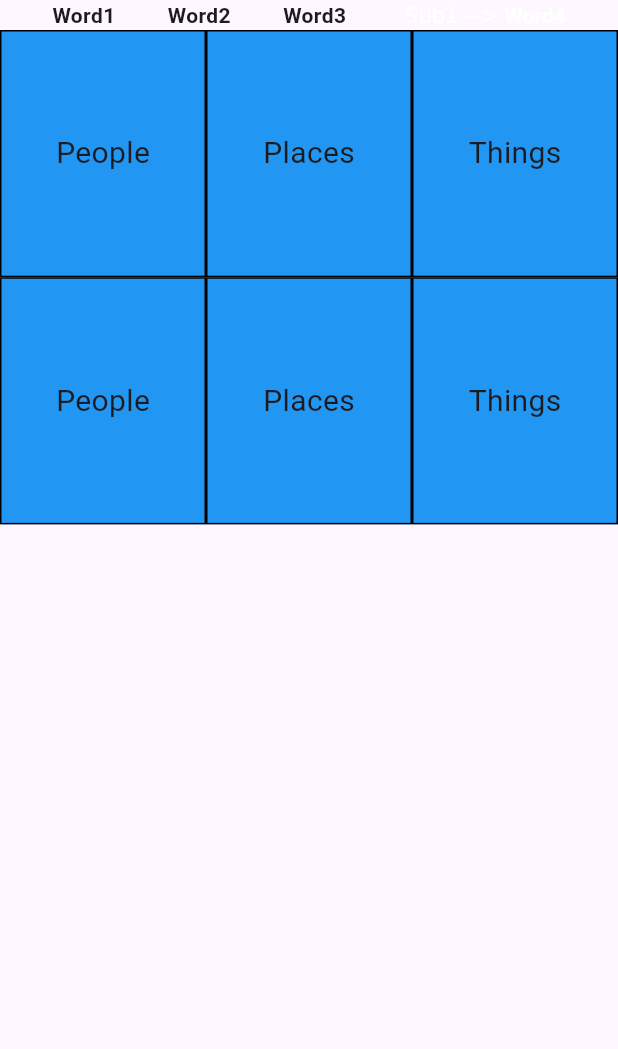
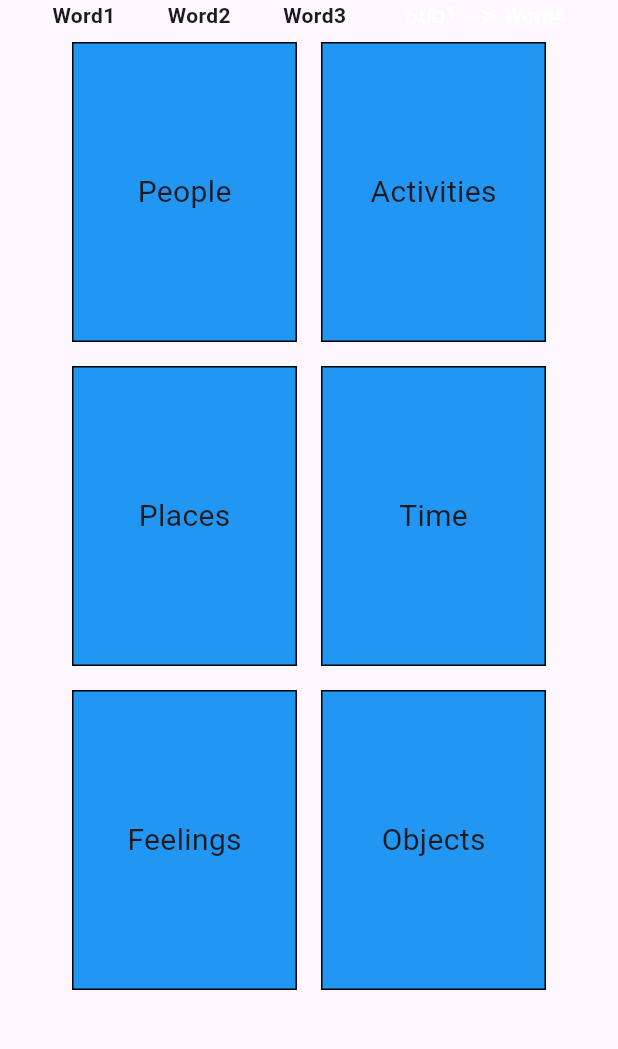
Before and after one commit to icmric/Word-Weaver, a Flutter app: the screen it shows after launch, on a phone screen of 412 x 824 dp, the part 84-1133 px from its top. Run offline on Flutter 3.47's test engine with Material 3 defaults, Android fonts, the light colour scheme and no system bars.

Commit message:
Tiles are a fixed sized but displayed dynamicaly

```diff
--- a/lib/pages/home_page.dart
+++ b/lib/pages/home_page.dart
@@ -16,7 +16,7 @@ class HomePageState extends State<HomePage> {
   Widget build(BuildContext context) {
     double deviceWidth = MediaQuery.of(context).size.width;
     double deviceHeight = MediaQuery.of(context).size.height;
-    List<String> Headings = ["People", "Places", "Things"];
+    List<String> Headings = ["People", "Activities", "Places", "Time", "Feelings", "Objects"];
     List<List<String>> selectedWords = [
       ["Word1", "Sub1", "Sub 2"],
       ["Word2", "Sub1", "Sub 2"],
@@ -69,31 +69,36 @@ class HomePageState extends State<HomePage> {
                 ),
             ],
           ),
-          Row(
+          Expanded(
+            child: SingleChildScrollView(
+              child: Wrap(
+                direction: Axis.horizontal, // this will ensure wrapping in row direction
                 children: Headings.map((name) => createTile(title: name, deviceWidth: deviceWidth, deviceHeight: deviceHeight)).toList(),
               ),
-          Row(
-            children: Headings.map((name) => createTile(title: name, deviceWidth: deviceWidth, deviceHeight: deviceHeight)).toList(),
-          )
+            ),
+          ),
         ],
       ),
     );
   }
 
   Widget createTile({required String title, required double deviceWidth, required double deviceHeight}) {
-    return Container(
+    return Padding(
+      padding: const EdgeInsets.all(8.0),
+      child: Container(
         decoration: BoxDecoration(
           color: Colors.blue,
           border: Border.all(width: 1),
         ),
-      width: deviceWidth / 3,
-      height: deviceHeight / 5,
+        width: 150,
+        height: 200,
         child: Center(
           child: Text(
             title,
             style: const TextStyle(fontSize: 20),
           ),
         ),
+      ),
     );
   }
 }
```
Lines whose indentation alone changed are shown as unchanged.
